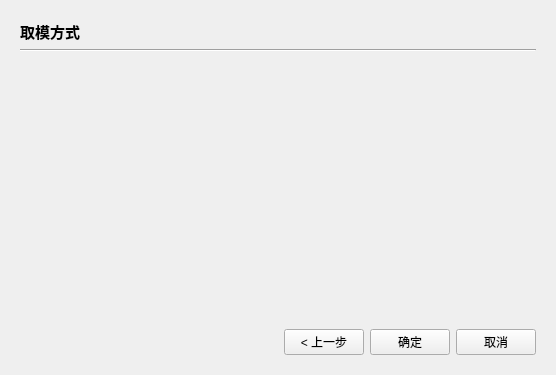
Before: the Qt Designer form BmpManager/custom/dialognewproject.ui in luckyPtr/BitmapStudio, drawn with Qt 5.
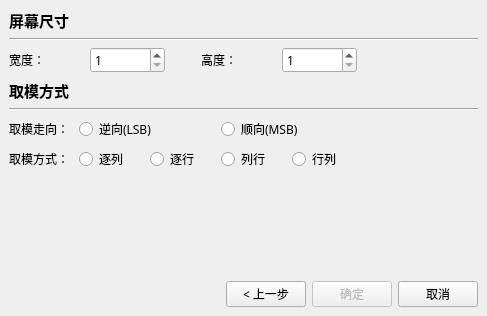
After: the same form once the commit is applied. The open tabs and pages were chosen to show the change. Custom widgets are drawn as their Qt base class.

Patch:
```diff
--- a/BmpManager/custom/dialognewproject.ui
+++ b/BmpManager/custom/dialognewproject.ui
@@ -6,15 +6,27 @@
    <rect>
     <x>0</x>
     <y>0</y>
-    <width>556</width>
-    <height>375</height>
+    <width>487</width>
+    <height>316</height>
    </rect>
   </property>
   <property name="windowTitle">
    <string>Dialog</string>
   </property>
-  <layout class="QGridLayout" name="gridLayout_2">
-   <item row="1" column="0">
+  <layout class="QGridLayout" name="gridLayout_3">
+   <property name="leftMargin">
+    <number>0</number>
+   </property>
+   <property name="topMargin">
+    <number>0</number>
+   </property>
+   <property name="rightMargin">
+    <number>0</number>
+   </property>
+   <property name="bottomMargin">
+    <number>0</number>
+   </property>
+   <item row="0" column="0">
     <widget class="QStackedWidget" name="stackedWidget">
      <property name="currentIndex">
       <number>1</number>
@@ -130,8 +142,29 @@
       </layout>
      </widget>
      <widget class="QWidget" name="page_2">
-      <layout class="QGridLayout" name="gridLayout_3">
+      <layout class="QGridLayout" name="gridLayout_2">
        <item row="0" column="0">
+        <widget class="QLabel" name="label_7">
+         <property name="font">
+          <font>
+           <family>Microsoft YaHei</family>
+           <pointsize>11</pointsize>
+           <bold>true</bold>
+          </font>
+         </property>
+         <property name="text">
+          <string>屏幕尺寸</string>
+         </property>
+        </widget>
+       </item>
+       <item row="1" column="0" colspan="2">
+        <widget class="Line" name="line_3">
+         <property name="orientation">
+          <enum>Qt::Horizontal</enum>
+         </property>
+        </widget>
+       </item>
+       <item row="3" column="0">
         <widget class="QLabel" name="label_4">
          <property name="font">
           <font>
@@ -145,15 +178,167 @@
          </property>
         </widget>
        </item>
-       <item row="1" column="0">
+       <item row="4" column="0" colspan="2">
         <widget class="Line" name="line_2">
          <property name="orientation">
           <enum>Qt::Horizontal</enum>
          </property>
         </widget>
        </item>
-       <item row="2" column="0">
-        <spacer name="verticalSpacer_2">
+       <item row="5" column="0">
+        <layout class="QVBoxLayout" name="verticalLayout">
+         <item>
+          <layout class="QHBoxLayout" name="horizontalLayout_5">
+           <item>
+            <widget class="QLabel" name="label_5">
+             <property name="maximumSize">
+              <size>
+               <width>64</width>
+               <height>16777215</height>
+              </size>
+             </property>
+             <property name="font">
+              <font>
+               <family>Microsoft YaHei</family>
+              </font>
+             </property>
+             <property name="text">
+              <string>取模走向：</string>
+             </property>
+            </widget>
+           </item>
+           <item>
+            <widget class="QRadioButton" name="radioButton_LSB">
+             <property name="font">
+              <font>
+               <family>Microsoft YaHei</family>
+              </font>
+             </property>
+             <property name="text">
+              <string>逆向(LSB)</string>
+             </property>
+            </widget>
+           </item>
+           <item>
+            <widget class="QRadioButton" name="radioButton_MSB">
+             <property name="font">
+              <font>
+               <family>Microsoft YaHei</family>
+              </font>
+             </property>
+             <property name="text">
+              <string>顺向(MSB)</string>
+             </property>
+            </widget>
+           </item>
+          </layout>
+         </item>
+         <item>
+          <layout class="QHBoxLayout" name="horizontalLayout_6">
+           <item>
+            <widget class="QLabel" name="label_6">
+             <property name="maximumSize">
+              <size>
+               <width>64</width>
+               <height>16777215</height>
+              </size>
+             </property>
+             <property name="font">
+              <font>
+               <family>Microsoft YaHei</family>
+              </font>
+             </property>
+             <property name="text">
+              <string>取模方式：</string>
+             </property>
+            </widget>
+           </item>
+           <item>
+            <widget class="QRadioButton" name="radioButton_ZL">
+             <property name="font">
+              <font>
+               <family>Microsoft YaHei</family>
+              </font>
+             </property>
+             <property name="text">
+              <string>逐列</string>
+             </property>
+            </widget>
+           </item>
+           <item>
+            <widget class="QRadioButton" name="radioButton_ZH">
+             <property name="font">
+              <font>
+               <family>Microsoft YaHei</family>
+              </font>
+             </property>
+             <property name="text">
+              <string>逐行</string>
+             </property>
+            </widget>
+           </item>
+           <item>
+            <widget class="QRadioButton" name="radioButton_LH">
+             <property name="font">
+              <font>
+               <family>Microsoft YaHei</family>
+              </font>
+             </property>
+             <property name="text">
+              <string>列行</string>
+             </property>
+            </widget>
+           </item>
+           <item>
+            <widget class="QRadioButton" name="radioButton_HL">
+             <property name="font">
+              <font>
+               <family>Microsoft YaHei</family>
+              </font>
+             </property>
+             <property name="text">
+              <string>行列</string>
+             </property>
+            </widget>
+           </item>
+          </layout>
+         </item>
+         <item>
+          <spacer name="verticalSpacer_3">
+           <property name="orientation">
+            <enum>Qt::Vertical</enum>
+           </property>
+           <property name="sizeHint" stdset="0">
+            <size>
+             <width>20</width>
+             <height>40</height>
+            </size>
+           </property>
+          </spacer>
+         </item>
+        </layout>
+       </item>
+       <item row="5" column="1">
+        <widget class="LatticeShow" name="widget" native="true">
+         <property name="minimumSize">
+          <size>
+           <width>115</width>
+           <height>115</height>
+          </size>
+         </property>
+         <property name="maximumSize">
+          <size>
+           <width>115</width>
+           <height>115</height>
+          </size>
+         </property>
+         <property name="cursor">
+          <cursorShape>ArrowCursor</cursorShape>
+         </property>
+        </widget>
+       </item>
+       <item row="6" column="0">
+        <spacer name="verticalSpacer_4">
          <property name="orientation">
           <enum>Qt::Vertical</enum>
          </property>
@@ -165,7 +350,95 @@
          </property>
         </spacer>
        </item>
-       <item row="3" column="0">
+       <item row="2" column="0">
+        <layout class="QHBoxLayout" name="horizontalLayout_7">
+         <item>
+          <widget class="QLabel" name="label_8">
+           <property name="minimumSize">
+            <size>
+             <width>48</width>
+             <height>0</height>
+            </size>
+           </property>
+           <property name="maximumSize">
+            <size>
+             <width>16777215</width>
+             <height>16777215</height>
+            </size>
+           </property>
+           <property name="text">
+            <string>宽度：</string>
+           </property>
+          </widget>
+         </item>
+         <item>
+          <widget class="QUnitSpinBox" name="spinBoxwidth">
+           <property name="font">
+            <font>
+             <family>Microsoft YaHei</family>
+            </font>
+           </property>
+           <property name="minimum">
+            <number>1</number>
+           </property>
+           <property name="maximum">
+            <number>1024</number>
+           </property>
+          </widget>
+         </item>
+         <item>
+          <spacer name="horizontalSpacer_3">
+           <property name="orientation">
+            <enum>Qt::Horizontal</enum>
+           </property>
+           <property name="sizeType">
+            <enum>QSizePolicy::Minimum</enum>
+           </property>
+           <property name="sizeHint" stdset="0">
+            <size>
+             <width>30</width>
+             <height>20</height>
+            </size>
+           </property>
+          </spacer>
+         </item>
+         <item>
+          <widget class="QLabel" name="label_9">
+           <property name="minimumSize">
+            <size>
+             <width>48</width>
+             <height>0</height>
+            </size>
+           </property>
+           <property name="maximumSize">
+            <size>
+             <width>16777215</width>
+             <height>16777215</height>
+            </size>
+           </property>
+           <property name="text">
+            <string>高度：</string>
+           </property>
+          </widget>
+         </item>
+         <item>
+          <widget class="QUnitSpinBox" name="spinBoxHeight">
+           <property name="font">
+            <font>
+             <family>Microsoft YaHei</family>
+            </font>
+           </property>
+           <property name="minimum">
+            <number>1</number>
+           </property>
+           <property name="maximum">
+            <number>1024</number>
+           </property>
+          </widget>
+         </item>
+        </layout>
+       </item>
+       <item row="7" column="0" colspan="2">
         <layout class="QHBoxLayout" name="horizontalLayout_4">
          <item>
           <spacer name="horizontalSpacer_2">
@@ -181,21 +454,39 @@
           </spacer>
          </item>
          <item>
-          <widget class="QPushButton" name="pushButton">
+          <widget class="QPushButton" name="btnLastStep">
+           <property name="font">
+            <font>
+             <family>Microsoft YaHei</family>
+            </font>
+           </property>
            <property name="text">
             <string>&lt; 上一步</string>
            </property>
           </widget>
          </item>
          <item>
-          <widget class="QPushButton" name="pushButton_2">
+          <widget class="QPushButton" name="btnOK2">
+           <property name="enabled">
+            <bool>false</bool>
+           </property>
+           <property name="font">
+            <font>
+             <family>Microsoft YaHei</family>
+            </font>
+           </property>
            <property name="text">
             <string>确定</string>
            </property>
           </widget>
          </item>
          <item>
-          <widget class="QPushButton" name="pushButton_3">
+          <widget class="QPushButton" name="btnCancel2">
+           <property name="font">
+            <font>
+             <family>Microsoft YaHei</family>
+            </font>
+           </property>
            <property name="text">
             <string>取消</string>
            </property>
@@ -209,6 +500,19 @@
    </item>
   </layout>
  </widget>
+ <customwidgets>
+  <customwidget>
+   <class>LatticeShow</class>
+   <extends>QWidget</extends>
+   <header location="global">custom/latticeshow.h</header>
+   <container>1</container>
+  </customwidget>
+  <customwidget>
+   <class>QUnitSpinBox</class>
+   <extends>QSpinBox</extends>
+   <header location="global">qunitspinbox.h</header>
+  </customwidget>
+ </customwidgets>
  <resources/>
  <connections/>
 </ui>
```
Left out of the diff: 118 changed lines with no effect on the pictures.
